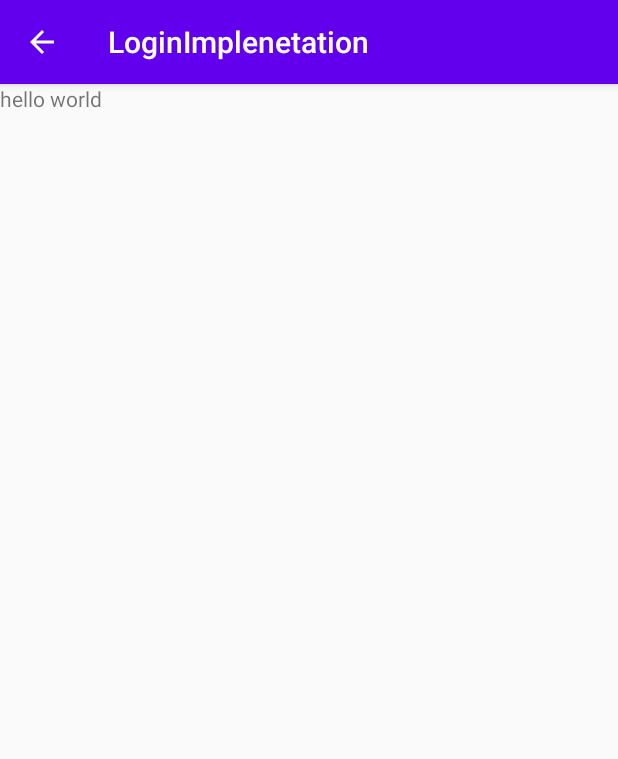
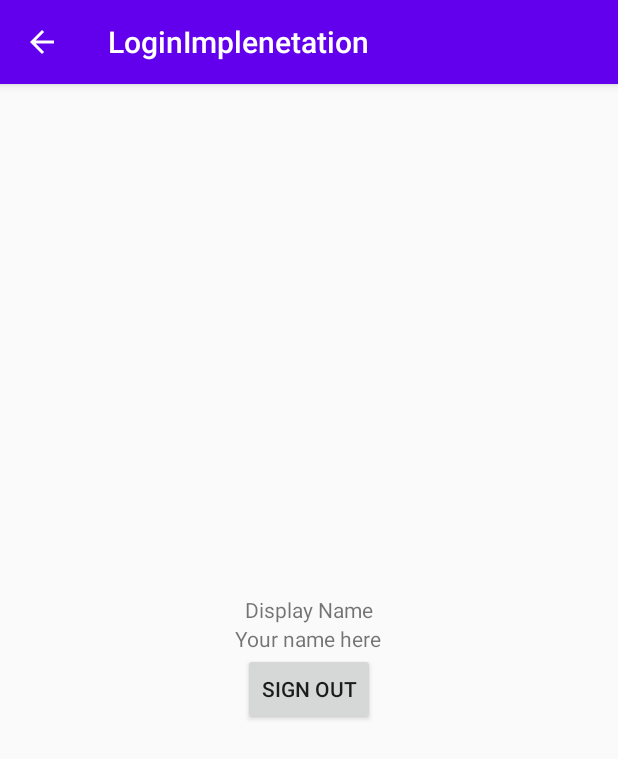
Before and after one commit to andrewgregersen/ExpenseAdvisor, an Android app: the screen it shows after launch (LoggedInActivity), after a tap on "NEXT SCREEN", on a phone screen of 412 x 824 dp. Shown: the top 759 px of the screen. Run offline under Robolectric (Android 15) with nearby library versions, the phone set to English and light mode, and no system bars; our stand-ins replace Firebase (no records; nobody signed in at launch, a user with empty details on screens opened directly); 4 statements that could not run were skipped; 2 other taps on this screen came first.

Commit message:
Recoved code from teusday
Am back to where I was before I lost my progress yesterday. Login and account creation by email works, google likes to give API error 10 and 16, still working out the kinks. Will start work on facebook soon

```diff
--- a/LoginImplenetation/app/src/main/java/com/example/loginimplenetation/MainActivity.kt
+++ b/LoginImplenetation/app/src/main/java/com/example/loginimplenetation/MainActivity.kt
@@ -66,10 +66,12 @@ class MainActivity: AppCompatActivity() {
             val password = binding.Password.text.toString().trim()
             if(TextUtils.isEmpty(username)){
                 binding.Username.error = "Email Required..."
+                binding.Username.requestFocus()
                 return@setOnClickListener
             }
             if(TextUtils.isEmpty(password)){
                 binding.Password.error = "Password Required..."
+                binding.Password.requestFocus()
                 return@setOnClickListener
             }
             signIn(username, password)
--- a/LoginImplenetation/app/src/main/res/layout/logged_activity.xml
+++ b/LoginImplenetation/app/src/main/res/layout/logged_activity.xml
@@ -6,13 +6,31 @@
     android:layout_width="match_parent"
     android:layout_height="match_parent">
 
-    <TextView
-        android:id="@+id/textView"
-        android:layout_width="164dp"
-        android:layout_height="81dp"
-        android:text="hello world"
-        tools:layout_editor_absoluteX="130dp"
-        tools:layout_editor_absoluteY="299dp"
-        tools:text="hello world"
-        tools:visibility="visible" />
+    <LinearLayout
+        android:layout_width="match_parent"
+        android:layout_height="match_parent"
+        android:gravity="center"
+        android:orientation="vertical">
+        <TextView
+            android:id="@+id/display_name"
+            android:layout_width="wrap_content"
+            android:layout_height="wrap_content"
+            android:text="Display Name"
+            tools:text="hello world"
+            tools:visibility="visible" />
+        <TextView
+            android:layout_width="wrap_content"
+            android:layout_height="wrap_content"
+            android:id="@+id/putName"
+            android:gravity="center"
+            android:text = "Your name here"/>
+
+        <Button
+            android:layout_width="wrap_content"
+            android:layout_height="wrap_content"
+            android:id="@+id/signOut"
+            android:layout_gravity="center"
+            android:text = "@string/sign_out"
+            />
+    </LinearLayout>
 </androidx.constraintlayout.widget.ConstraintLayout>
--- a/LoginImplenetation/app/src/main/res/values/strings.xml
+++ b/LoginImplenetation/app/src/main/res/values/strings.xml
@@ -8,4 +8,5 @@
     <string name="repeat_password">Repeat Password</string>
     <string name="signed_out">You have signed out</string>
     <string name = "email">Email</string>
+    <string name="sign_out">Sign Out</string>
 </resources>
```
Also changed, not shown: LoginImplenetation/app/src/main/java/com/example/loginimplenetation/LoggedInActivity.kt (+11 -4 lines), LoginImplenetation/app/src/main/java/com/example/loginimplenetation/NewAccount.kt (+21 -4 lines).
